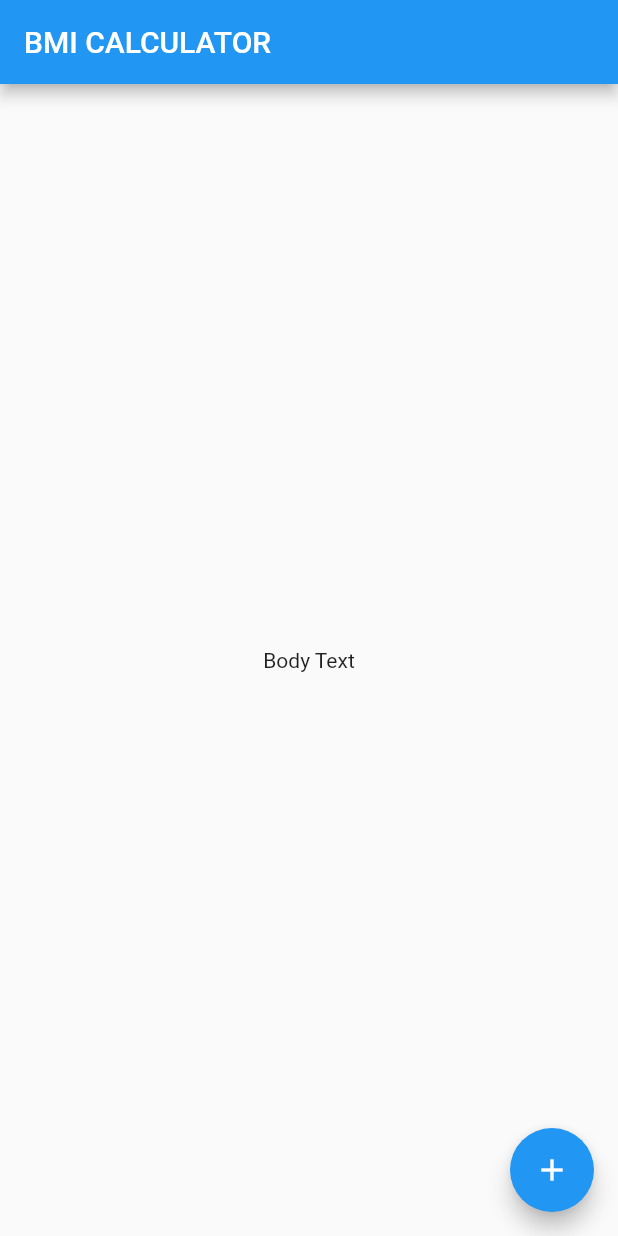
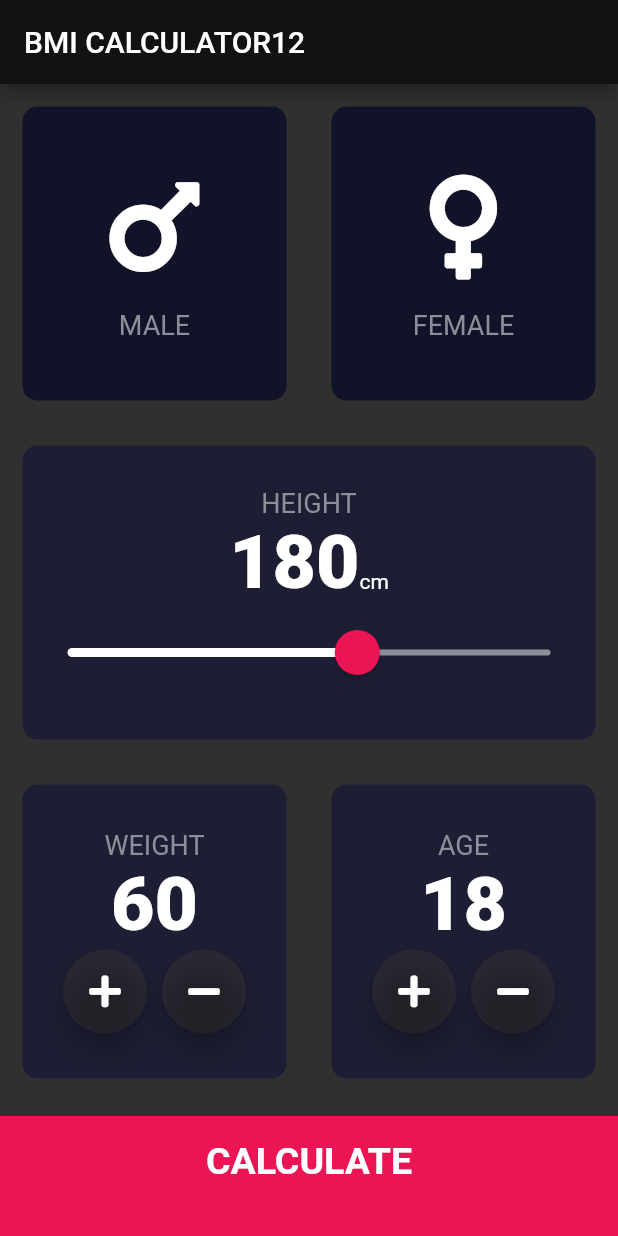
Before and after one commit to klezovics/bmi-flutter, a Flutter app: the screen it shows after launch, on a phone screen of 412 x 824 dp. Run offline on Flutter 3.47's test engine with Material 2 defaults, Android fonts, the phone set to English and light mode, and no system bars; our stand-ins replace font_awesome_flutter.

Commit message:
Add implementation

```diff
--- /dev/null
+++ b/lib/calculator_brain.dart
@@ -0,0 +1,43 @@
+import 'dart:math';
+
+class CalculatorBrain {
+  final int height;
+  final int weight;
+
+  double _bmi;
+
+  CalculatorBrain(this.height, this.weight);
+
+  String getBmi() {
+    _bmi = weight / pow(height / 100, 2);
+    return _bmi.toStringAsFixed(1);
+  }
+
+  String getResult() {
+    var bmi = _bmi;
+
+    if (bmi > 25) {
+      return "Overweight";
+    }
+
+    if (bmi < 18.5) {
+      return "Underweight";
+    }
+
+    return "Good weight";
+  }
+
+  String getInterpretation() {
+    var bmi = _bmi;
+
+    if (bmi > 25) {
+      return "Exercise more";
+    }
+
+    if (bmi < 18.5) {
+      return "Eat more";
+    }
+
+    return "You are doing great";
+  }
+}
--- /dev/null
+++ b/lib/components/big_red_button.dart
@@ -0,0 +1,30 @@
+import 'package:flutter/material.dart';
+
+import '../constants.dart';
+
+class BigRedButton extends StatelessWidget {
+  const BigRedButton({Key key, this.onTap, this.buttonTitle}) : super(key: key);
+
+  final Function onTap;
+  final String buttonTitle;
+
+  @override
+  Widget build(BuildContext context) {
+    return GestureDetector(
+      onTap: this.onTap,
+      child: Container(
+        color: kBottomContainerColor,
+        margin: EdgeInsets.only(top: 10.0),
+        width: double.infinity,
+        height: kBottomContainerHeight,
+        padding: EdgeInsets.only(bottom: 20.0),
+        child: Center(
+          child: Text(
+            buttonTitle,
+            style: kLargeButtonTextStyle,
+          ),
+        ),
+      ),
+    );
+  }
+}
--- /dev/null
+++ b/lib/components/card_content.dart
@@ -0,0 +1,30 @@
+import 'package:flutter/material.dart';
+
+import '../constants.dart';
+
+class CardContent extends StatelessWidget {
+  const CardContent({@required String this.text, @required IconData this.icon});
+
+  final String text;
+  final IconData icon;
+
+  @override
+  Widget build(BuildContext context) {
+    return Column(
+      mainAxisAlignment: MainAxisAlignment.center,
+      children: [
+        Icon(
+          icon,
+          size: 80.0,
+        ),
+        SizedBox(
+          height: 15.0,
+        ),
+        Text(
+          text,
+          style: kLabelTextStyle,
+        )
+      ],
+    );
+  }
+}
--- /dev/null
+++ b/lib/components/gender.dart
@@ -0,0 +1 @@
+enum Gender { MALE, FEMALE }
--- /dev/null
+++ b/lib/components/reusable_card.dart
@@ -0,0 +1,24 @@
+import 'package:flutter/cupertino.dart';
+
+class ReusableCard extends StatelessWidget {
+  ReusableCard({@required this.color, this.cardChild, this.onTap});
+
+  final Color color;
+  final Widget cardChild;
+  final Function onTap;
+
+  @override
+  Widget build(BuildContext context) {
+    return GestureDetector(
+      onTap: onTap,
+      child: Container(
+        child: cardChild,
+        margin: EdgeInsets.all(15.0),
+        decoration: BoxDecoration(
+          color: color,
+          borderRadius: BorderRadius.circular(10.0),
+        ),
+      ),
+    );
+  }
+}
--- /dev/null
+++ b/lib/constants.dart
@@ -0,0 +1,36 @@
+import 'package:flutter/material.dart';
+
+const kBottomContainerHeight = 80.0;
+const kBottomContainerColor = Color(0xFFEB1555);
+const kInactiveCardColor = Color(0xFF111328);
+const kActiveCardColor = Color(0xFF1D1E33);
+
+const kLabelTextStyle = TextStyle(
+  fontSize: 18.0,
+  color: Color(0xFF8D8E98),
+);
+
+const kNumberStyle = TextStyle(
+  fontSize: 50,
+  fontWeight: FontWeight.w900,
+);
+
+const kLargeButtonTextStyle =
+    TextStyle(fontSize: 25.0, fontWeight: FontWeight.bold);
+
+const kTitleTextStyle = TextStyle(fontSize: 50.0, fontWeight: FontWeight.bold);
+
+const kResultTextStyle = TextStyle(
+  color: Color(0xFF24D876),
+  fontSize: 22.0,
+  fontWeight: FontWeight.bold,
+);
+
+const kBmiTextStyle = TextStyle(
+  fontSize: 100.0,
+  fontWeight: FontWeight.bold,
+);
+
+const kCommentTextStyle = TextStyle(
+  fontSize: 22.0,
+);
--- a/lib/main.dart
+++ b/lib/main.dart
@@ -1,4 +1,6 @@
 import 'package:flutter/material.dart';
+
+import 'screens/input_page.dart';
 
 void main() => runApp(BMICalculator());
 
@@ -6,29 +8,12 @@ class BMICalculator extends StatelessWidget {
   @override
   Widget build(BuildContext context) {
     return MaterialApp(
+      theme: ThemeData(
+        colorScheme: ColorScheme.dark().copyWith(
+          primary: Color(0xff0A0E21),
+        ),
+      ),
       home: InputPage(),
     );
   }
 }
-
-class InputPage extends StatefulWidget {
-  @override
-  _InputPageState createState() => _InputPageState();
-}
-
-class _InputPageState extends State<InputPage> {
-  @override
-  Widget build(BuildContext context) {
-    return Scaffold(
-      appBar: AppBar(
-        title: Text('BMI CALCULATOR'),
-      ),
-      body: Center(
-        child: Text('Body Text'),
-      ),
-      floatingActionButton: FloatingActionButton(
-        child: Icon(Icons.add),
-      ),
-    );
-  }
-}
--- /dev/null
+++ b/lib/screens/input_page.dart
@@ -0,0 +1,260 @@
+import 'package:bmi_calculator/components/reusable_card.dart';
+import 'package:bmi_calculator/screens/results_page.dart';
+import 'package:flutter/cupertino.dart';
+import 'package:flutter/material.dart';
+import 'package:font_awesome_flutter/font_awesome_flutter.dart';
+
+import '../calculator_brain.dart';
+import '../components/big_red_button.dart';
+import '../components/card_content.dart';
+import '../constants.dart';
+
+class InputPage extends StatefulWidget {
+  @override
+  _InputPageState createState() => _InputPageState();
+}
+
+class _InputPageState extends State<InputPage> {
+  bool femaleCardActive = false;
+  bool maleCardActive = false;
+
+  int height = 180;
+  int weight = 60;
+  int age = 18;
+
+  CalculatorBrain brain;
+
+  void handleMaleCardClick() {
+    setState(() {
+      this.maleCardActive = this.maleCardActive ? false : true;
+      this.femaleCardActive = false;
+    });
+  }
+
+  void handleFemaleCardClick() {
+    setState(() {
+      this.femaleCardActive = this.femaleCardActive ? false : true;
+      this.maleCardActive = false;
+    });
+  }
+
+  @override
+  Widget build(BuildContext context) {
+    return Scaffold(
+      appBar: AppBar(
+        title: Text('BMI CALCULATOR12'),
+      ),
+      body: Column(
+        children: [
+          Expanded(
+            child: Row(
+              children: [
+                Expanded(
+                  child: ReusableCard(
+                    onTap: handleMaleCardClick,
+                    color:
+                        maleCardActive ? kActiveCardColor : kInactiveCardColor,
+                    cardChild: CardContent(
+                      text: 'MALE',
+                      icon: FontAwesomeIcons.mars,
+                    ),
+                  ),
+                ),
+                Expanded(
+                  child: ReusableCard(
+                    onTap: handleFemaleCardClick,
+                    color: femaleCardActive
+                        ? kActiveCardColor
+                        : kInactiveCardColor,
+                    cardChild: CardContent(
+                      text: 'FEMALE',
+                      icon: FontAwesomeIcons.venus,
+                    ),
+                  ),
+                )
+              ],
+            ),
+          ),
+          Expanded(
+            child: Row(
+              children: [
+                Expanded(
+                  child: ReusableCard(
+                    color: kActiveCardColor,
+                    cardChild: Column(
+                      mainAxisAlignment: MainAxisAlignment.center,
+                      children: [
+                        Text(
+                          'HEIGHT',
+                          style: kLabelTextStyle,
+                        ),
+                        Row(
+                          mainAxisAlignment: MainAxisAlignment.center,
+                          crossAxisAlignment: CrossAxisAlignment.baseline,
+                          textBaseline: TextBaseline.alphabetic,
+                          children: [
+                            Text(
+                              height.toString(),
+                              style: kNumberStyle,
+                            ),
+                            Text('cm')
+                          ],
+                        ),
+                        SliderTheme(
+                          data: SliderTheme.of(context).copyWith(
+                            activeTrackColor: Colors.white,
+                            inactiveTrackColor: Color(0xff8D8E98),
+                            thumbColor: Color(0xFFEB1555),
+                            overlayColor: Color(0x29EB1555),
+                            thumbShape: RoundSliderThumbShape(
+                              enabledThumbRadius: 15.0,
+                            ),
+                            overlayShape:
+                                RoundSliderOverlayShape(overlayRadius: 30),
+                          ),
+                          child: Slider(
+                            value: height.toDouble(),
+                            min: 120.0,
+                            max: 220.0,
+                            onChanged: (double newValue) {
+                              setState(() {
+                                print(newValue);
+                                height = newValue.toInt();
+                              });
+                            },
+                          ),
+                        )
+                      ],
+                    ),
+                  ),
+                ),
+              ],
+            ),
+          ),
+          Expanded(
+            child: Row(
+              children: [
+                Expanded(
+                  child: ReusableCard(
+                    color: kActiveCardColor,
+                    cardChild: Column(
+                        mainAxisAlignment: MainAxisAlignment.center,
+                        children: [
+                          Text(
+                            'WEIGHT',
+                            style: kLabelTextStyle,
+                          ),
+                          Text(
+                            weight.toString(),
+                            style: kNumberStyle,
+                          ),
+                          Row(
+                            mainAxisAlignment: MainAxisAlignment.center,
+                            children: [
+                              RoundIconButton(
+                                onPressed: () {
+                                  setState(() {
+                                    weight++;
+                                  });
+                                },
+                                icon: FontAwesomeIcons.plus,
+                              ),
+                              SizedBox(width: 10.0),
+                              RoundIconButton(
+                                onPressed: () {
+                                  setState(() {
+                                    weight--;
+                                  });
+                                },
+                                icon: FontAwesomeIcons.minus,
+                              ),
+                            ],
+                          ),
+                        ]),
+                  ),
+                ),
+                Expanded(
+                  child: ReusableCard(
+                    color: kActiveCardColor,
+                    cardChild: Column(
+                        mainAxisAlignment: MainAxisAlignment.center,
+                        children: [
+                          Text(
+                            'AGE',
+                            style: kLabelTextStyle,
+                          ),
+                          Text(
+                            age.toString(),
+                            style: kNumberStyle,
+                          ),
+                          Row(
+                            mainAxisAlignment: MainAxisAlignment.center,
+                            children: [
+                              RoundIconButton(
+                                onPressed: () {
+                                  setState(() {
+                                    age++;
+                                  });
+                                },
+                                icon: FontAwesomeIcons.plus,
+                              ),
+                              SizedBox(width: 10.0),
+                              RoundIconButton(
+                                onPressed: () {
+                                  setState(() {
+                                    age--;
+                                  });
+                                },
+                                icon: FontAwesomeIcons.minus,
+                              ),
+                            ],
+                          ),
+                        ]),
+                  ),
+                )
+              ],
+            ),
+          ),
+          BigRedButton(
+            onTap: () {
+              var brain = CalculatorBrain(height, weight);
+              Navigator.push(
+                context,
+                MaterialPageRoute(builder: (context) {
+                  return ResultsPage(
+                    bmi: brain.getBmi(),
+                    bmiResult: brain.getResult(),
+                    bmiInterpretation: brain.getInterpretation(),
+                  );
+                }),
+              );
+            },
+            buttonTitle: 'CALCULATE',
+          )
+        ],
+      ),
+    );
+  }
+}
+
+class RoundIconButton extends StatelessWidget {
+  const RoundIconButton({Function this.onPressed, IconData this.icon});
+
+  final Function onPressed;
+  final IconData icon;
+
+  @override
+  Widget build(BuildContext context) {
+    return RawMaterialButton(
+      elevation: 6.0,
+      shape: CircleBorder(),
+      fillColor: Color(0xFF4CF5E),
+      onPressed: this.onPressed,
+      constraints: BoxConstraints.tightFor(width: 56.0, height: 56.0),
+      child: Icon(
+        this.icon,
+        color: Colors.white,
+      ),
+    );
+  }
+}
--- a/pubspec.yaml
+++ b/pubspec.yaml
@@ -11,6 +11,7 @@ dependencies:
     sdk: flutter
 
   cupertino_icons: ^0.1.2
+  font_awesome_flutter: ^9.2.0
 
 dev_dependencies:
   flutter_test:
```
Also changed, not shown: lib/screens/results_page.dart (added, +72 -0 lines).
